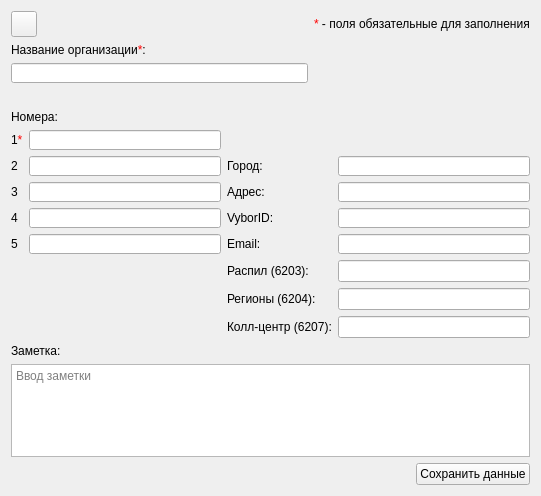
First picture: the form in src/EditOrgContactDialog.ui, repository okostynchuk/Outcall, before the edit.
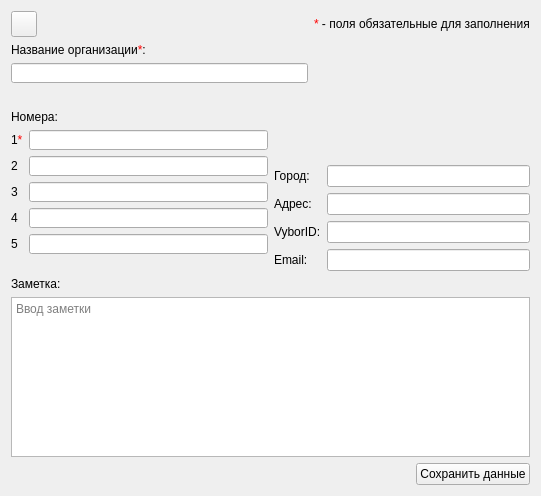
Second picture: the form after the edit. Icons and pictures are not drawn.

Commit message: dynamically create widgets for add managers, edit select in contacts dialog, and other

```diff
--- a/src/EditOrgContactDialog.ui
+++ b/src/EditOrgContactDialog.ui
@@ -20,235 +20,7 @@
   <property name="styleSheet">
    <string notr="true"/>
   </property>
-  <layout class="QGridLayout" name="gridLayout_5">
-   <item row="1" column="0">
-    <layout class="QGridLayout" name="gridLayout">
-     <item row="3" column="2">
-      <widget class="QLabel" name="label_10">
-       <property name="text">
-        <string>Адрес:</string>
-       </property>
-      </widget>
-     </item>
-     <item row="2" column="3">
-      <widget class="QLineEdit" name="city">
-       <property name="minimumSize">
-        <size>
-         <width>0</width>
-         <height>20</height>
-        </size>
-       </property>
-       <property name="focusPolicy">
-        <enum>Qt::StrongFocus</enum>
-       </property>
-      </widget>
-     </item>
-     <item row="1" column="2" colspan="2">
-      <widget class="QLabel" name="label_14">
-       <property name="text">
-        <string/>
-       </property>
-      </widget>
-     </item>
-     <item row="5" column="0">
-      <widget class="QLabel" name="label_19">
-       <property name="text">
-        <string>5</string>
-       </property>
-      </widget>
-     </item>
-     <item row="2" column="1">
-      <widget class="QLineEdit" name="secondNumber">
-       <property name="minimumSize">
-        <size>
-         <width>0</width>
-         <height>20</height>
-        </size>
-       </property>
-       <property name="focusPolicy">
-        <enum>Qt::StrongFocus</enum>
-       </property>
-      </widget>
-     </item>
-     <item row="5" column="2">
-      <widget class="QLabel" name="label_12">
-       <property name="text">
-        <string>Email:</string>
-       </property>
-      </widget>
-     </item>
-     <item row="3" column="1">
-      <widget class="QLineEdit" name="thirdNumber">
-       <property name="minimumSize">
-        <size>
-         <width>0</width>
-         <height>20</height>
-        </size>
-       </property>
-       <property name="focusPolicy">
-        <enum>Qt::StrongFocus</enum>
-       </property>
-      </widget>
-     </item>
-     <item row="5" column="1">
-      <widget class="QLineEdit" name="fifthNumber">
-       <property name="minimumSize">
-        <size>
-         <width>0</width>
-         <height>20</height>
-        </size>
-       </property>
-       <property name="focusPolicy">
-        <enum>Qt::StrongFocus</enum>
-       </property>
-      </widget>
-     </item>
-     <item row="3" column="0">
-      <widget class="QLabel" name="label_8">
-       <property name="text">
-        <string>3</string>
-       </property>
-      </widget>
-     </item>
-     <item row="4" column="2">
-      <widget class="QLabel" name="label_11">
-       <property name="text">
-        <string>VyborID:</string>
-       </property>
-      </widget>
-     </item>
-     <item row="1" column="0">
-      <widget class="QLabel" name="label_6">
-       <property name="text">
-        <string>1&lt;span style = &quot;color: red;&quot;&gt;*&lt;/span&gt;</string>
-       </property>
-      </widget>
-     </item>
-     <item row="0" column="0" colspan="2">
-      <widget class="QLabel" name="label_5">
-       <property name="text">
-        <string>Номера:</string>
-       </property>
-      </widget>
-     </item>
-     <item row="4" column="3">
-      <widget class="QLineEdit" name="vyborId">
-       <property name="minimumSize">
-        <size>
-         <width>0</width>
-         <height>20</height>
-        </size>
-       </property>
-       <property name="focusPolicy">
-        <enum>Qt::StrongFocus</enum>
-       </property>
-      </widget>
-     </item>
-     <item row="4" column="0">
-      <widget class="QLabel" name="label_18">
-       <property name="text">
-        <string>4</string>
-       </property>
-      </widget>
-     </item>
-     <item row="4" column="1">
-      <widget class="QLineEdit" name="fourthNumber">
-       <property name="minimumSize">
-        <size>
-         <width>0</width>
-         <height>20</height>
-        </size>
-       </property>
-       <property name="focusPolicy">
-        <enum>Qt::StrongFocus</enum>
-       </property>
-      </widget>
-     </item>
-     <item row="5" column="3">
-      <widget class="QLineEdit" name="email">
-       <property name="minimumSize">
-        <size>
-         <width>0</width>
-         <height>20</height>
-        </size>
-       </property>
-       <property name="focusPolicy">
-        <enum>Qt::StrongFocus</enum>
-       </property>
-      </widget>
-     </item>
-     <item row="2" column="2">
-      <widget class="QLabel" name="label_9">
-       <property name="text">
-        <string>Город:</string>
-       </property>
-      </widget>
-     </item>
-     <item row="1" column="1">
-      <widget class="QLineEdit" name="firstNumber">
-       <property name="minimumSize">
-        <size>
-         <width>0</width>
-         <height>20</height>
-        </size>
-       </property>
-       <property name="focusPolicy">
-        <enum>Qt::StrongFocus</enum>
-       </property>
-      </widget>
-     </item>
-     <item row="2" column="0">
-      <widget class="QLabel" name="label_7">
-       <property name="text">
-        <string>2</string>
-       </property>
-      </widget>
-     </item>
-     <item row="3" column="3">
-      <widget class="QLineEdit" name="address">
-       <property name="minimumSize">
-        <size>
-         <width>0</width>
-         <height>20</height>
-        </size>
-       </property>
-       <property name="focusPolicy">
-        <enum>Qt::StrongFocus</enum>
-       </property>
-      </widget>
-     </item>
-     <item row="6" column="3">
-      <widget class="QLineEdit" name="group_6203"/>
-     </item>
-     <item row="7" column="3">
-      <widget class="QLineEdit" name="group_6204"/>
-     </item>
-     <item row="8" column="3">
-      <widget class="QLineEdit" name="group_6207"/>
-     </item>
-     <item row="7" column="2">
-      <widget class="QLabel" name="label_4">
-       <property name="text">
-        <string>Регионы (6204):</string>
-       </property>
-      </widget>
-     </item>
-     <item row="6" column="2">
-      <widget class="QLabel" name="label_2">
-       <property name="text">
-        <string>Распил (6203):</string>
-       </property>
-      </widget>
-     </item>
-     <item row="8" column="2">
-      <widget class="QLabel" name="label_16">
-       <property name="text">
-        <string>Колл-центр (6207):</string>
-       </property>
-      </widget>
-     </item>
-    </layout>
-   </item>
+  <layout class="QGridLayout" name="gridLayout_6">
    <item row="0" column="0">
     <layout class="QGridLayout" name="gridLayout_3">
      <item row="0" column="0">
@@ -332,7 +104,226 @@
      </item>
     </layout>
    </item>
+   <item row="1" column="0">
+    <widget class="QLabel" name="label_5">
+     <property name="text">
+      <string>Номера:</string>
+     </property>
+    </widget>
+   </item>
    <item row="2" column="0">
+    <layout class="QHBoxLayout" name="horizontalLayout">
+     <item>
+      <layout class="QGridLayout" name="gridLayout_5">
+       <item row="3" column="0">
+        <widget class="QLabel" name="label_18">
+         <property name="text">
+          <string>4</string>
+         </property>
+        </widget>
+       </item>
+       <item row="2" column="0">
+        <widget class="QLabel" name="label_8">
+         <property name="text">
+          <string>3</string>
+         </property>
+        </widget>
+       </item>
+       <item row="0" column="1">
+        <widget class="QLineEdit" name="firstNumber">
+         <property name="minimumSize">
+          <size>
+           <width>0</width>
+           <height>20</height>
+          </size>
+         </property>
+         <property name="focusPolicy">
+          <enum>Qt::StrongFocus</enum>
+         </property>
+        </widget>
+       </item>
+       <item row="4" column="1">
+        <widget class="QLineEdit" name="fifthNumber">
+         <property name="minimumSize">
+          <size>
+           <width>0</width>
+           <height>20</height>
+          </size>
+         </property>
+         <property name="focusPolicy">
+          <enum>Qt::StrongFocus</enum>
+         </property>
+        </widget>
+       </item>
+       <item row="4" column="0">
+        <widget class="QLabel" name="label_19">
+         <property name="text">
+          <string>5</string>
+         </property>
+        </widget>
+       </item>
+       <item row="2" column="1">
+        <widget class="QLineEdit" name="thirdNumber">
+         <property name="minimumSize">
+          <size>
+           <width>0</width>
+           <height>20</height>
+          </size>
+         </property>
+         <property name="focusPolicy">
+          <enum>Qt::StrongFocus</enum>
+         </property>
+        </widget>
+       </item>
+       <item row="1" column="0">
+        <widget class="QLabel" name="label_7">
+         <property name="text">
+          <string>2</string>
+         </property>
+        </widget>
+       </item>
+       <item row="0" column="0">
+        <widget class="QLabel" name="label_6">
+         <property name="text">
+          <string>1&lt;span style = &quot;color: red;&quot;&gt;*&lt;/span&gt;</string>
+         </property>
+        </widget>
+       </item>
+       <item row="3" column="1">
+        <widget class="QLineEdit" name="fourthNumber">
+         <property name="minimumSize">
+          <size>
+           <width>0</width>
+           <height>20</height>
+          </size>
+         </property>
+         <property name="focusPolicy">
+          <enum>Qt::StrongFocus</enum>
+         </property>
+        </widget>
+       </item>
+       <item row="1" column="1">
+        <widget class="QLineEdit" name="secondNumber">
+         <property name="minimumSize">
+          <size>
+           <width>0</width>
+           <height>20</height>
+          </size>
+         </property>
+         <property name="focusPolicy">
+          <enum>Qt::StrongFocus</enum>
+         </property>
+        </widget>
+       </item>
+       <item row="5" column="1">
+        <spacer name="verticalSpacer">
+         <property name="orientation">
+          <enum>Qt::Vertical</enum>
+         </property>
+         <property name="sizeHint" stdset="0">
+          <size>
+           <width>20</width>
+           <height>40</height>
+          </size>
+         </property>
+        </spacer>
+       </item>
+      </layout>
+     </item>
+     <item>
+      <layout class="QGridLayout" name="gridLayout">
+       <item row="0" column="0" colspan="2">
+        <widget class="QLabel" name="label_14">
+         <property name="text">
+          <string/>
+         </property>
+        </widget>
+       </item>
+       <item row="1" column="0">
+        <widget class="QLabel" name="label_9">
+         <property name="text">
+          <string>Город:</string>
+         </property>
+        </widget>
+       </item>
+       <item row="3" column="0">
+        <widget class="QLabel" name="label_11">
+         <property name="text">
+          <string>VyborID:</string>
+         </property>
+        </widget>
+       </item>
+       <item row="3" column="1">
+        <widget class="QLineEdit" name="vyborId">
+         <property name="minimumSize">
+          <size>
+           <width>0</width>
+           <height>20</height>
+          </size>
+         </property>
+         <property name="focusPolicy">
+          <enum>Qt::StrongFocus</enum>
+         </property>
+        </widget>
+       </item>
+       <item row="2" column="1">
+        <widget class="QLineEdit" name="address">
+         <property name="minimumSize">
+          <size>
+           <width>0</width>
+           <height>20</height>
+          </size>
+         </property>
+         <property name="focusPolicy">
+          <enum>Qt::StrongFocus</enum>
+         </property>
+        </widget>
+       </item>
+       <item row="1" column="1">
+        <widget class="QLineEdit" name="city">
+         <property name="minimumSize">
+          <size>
+           <width>0</width>
+           <height>20</height>
+          </size>
+         </property>
+         <property name="focusPolicy">
+          <enum>Qt::StrongFocus</enum>
+         </property>
+        </widget>
+       </item>
+       <item row="2" column="0">
+        <widget class="QLabel" name="label_10">
+         <property name="text">
+          <string>Адрес:</string>
+         </property>
+        </widget>
+       </item>
+       <item row="4" column="0">
+        <widget class="QLabel" name="label_12">
+         <property name="text">
+          <string>Email:</string>
+         </property>
+        </widget>
+       </item>
+       <item row="4" column="1">
+        <widget class="QLineEdit" name="email">
+         <property name="minimumSize">
+          <size>
+           <width>0</width>
+           <height>20</height>
+          </size>
+         </property>
+         <property name="focusPolicy">
+          <enum>Qt::StrongFocus</enum>
+         </property>
+        </widget>
+       </item>
+      </layout>
+     </item>
+    </layout>
+   </item>
+   <item row="3" column="0">
     <layout class="QGridLayout" name="gridLayout_4">
      <item row="1" column="0" colspan="3">
       <widget class="QTextEdit" name="comment">
```
Left out of the diff: 3 changed lines with no effect on the pictures. The commit also changes 15 other files.
